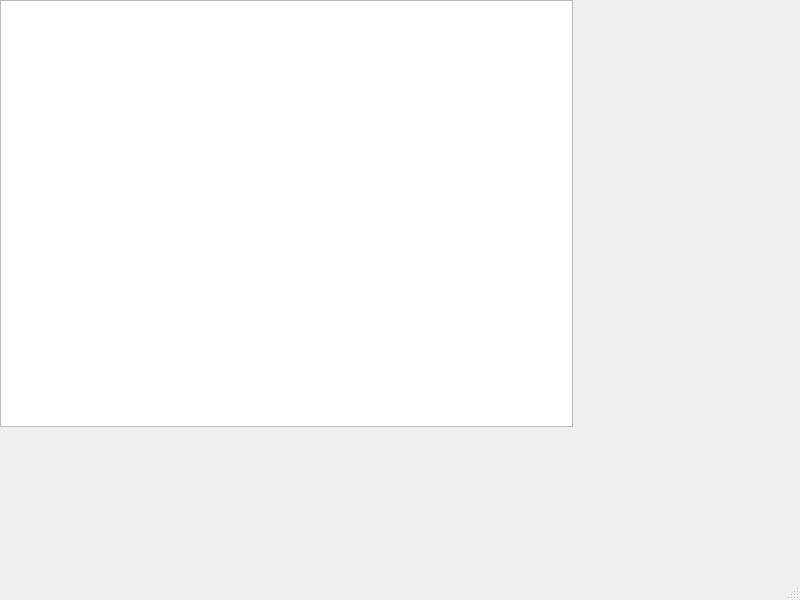
First picture: the form in CAF6000/src/instructionsolutionpanel/mainwindow.ui, repository Subtes/proyecto_subtes, before the edit.
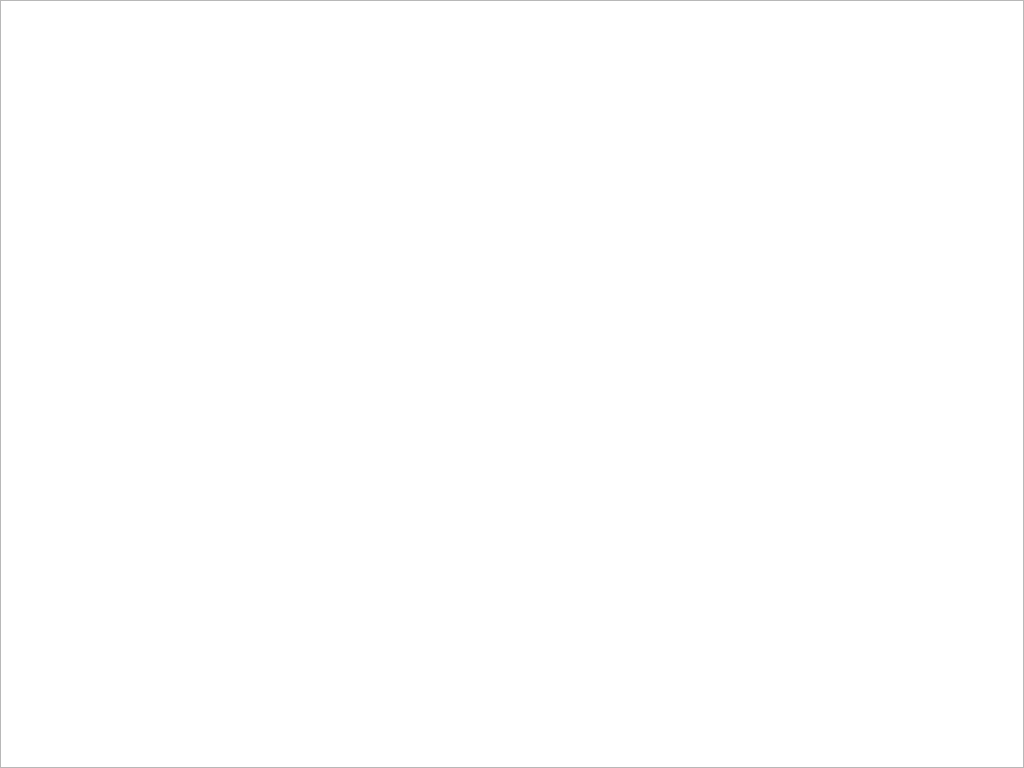
Second picture: the form after the edit.

Patch:
```diff
--- a/CAF6000/src/instructionsolutionpanel/mainwindow.ui
+++ b/CAF6000/src/instructionsolutionpanel/mainwindow.ui
@@ -6,23 +6,41 @@
    <rect>
     <x>0</x>
     <y>0</y>
-    <width>800</width>
-    <height>600</height>
+    <width>1024</width>
+    <height>768</height>
    </rect>
   </property>
+  <property name="maximumSize">
+   <size>
+    <width>1024</width>
+    <height>768</height>
+   </size>
+  </property>
   <property name="windowTitle">
    <string>MainWindow</string>
   </property>
   <widget class="QWidget" name="centralwidget">
+   <property name="maximumSize">
+    <size>
+     <width>1024</width>
+     <height>768</height>
+    </size>
+   </property>
    <widget class="QTreeView" name="view">
     <property name="geometry">
      <rect>
       <x>0</x>
       <y>0</y>
-      <width>573</width>
-      <height>427</height>
+      <width>1024</width>
+      <height>768</height>
      </rect>
     </property>
+    <property name="maximumSize">
+     <size>
+      <width>1024</width>
+      <height>768</height>
+     </size>
+    </property>
     <property name="alternatingRowColors">
      <bool>true</bool>
     </property>
@@ -40,17 +58,6 @@
     </property>
    </widget>
   </widget>
-  <widget class="QMenuBar" name="menubar">
-   <property name="geometry">
-    <rect>
-     <x>0</x>
-     <y>0</y>
-     <width>800</width>
-     <height>21</height>
-    </rect>
-   </property>
-  </widget>
-  <widget class="QStatusBar" name="statusbar"/>
  </widget>
  <resources/>
  <connections/>
```
